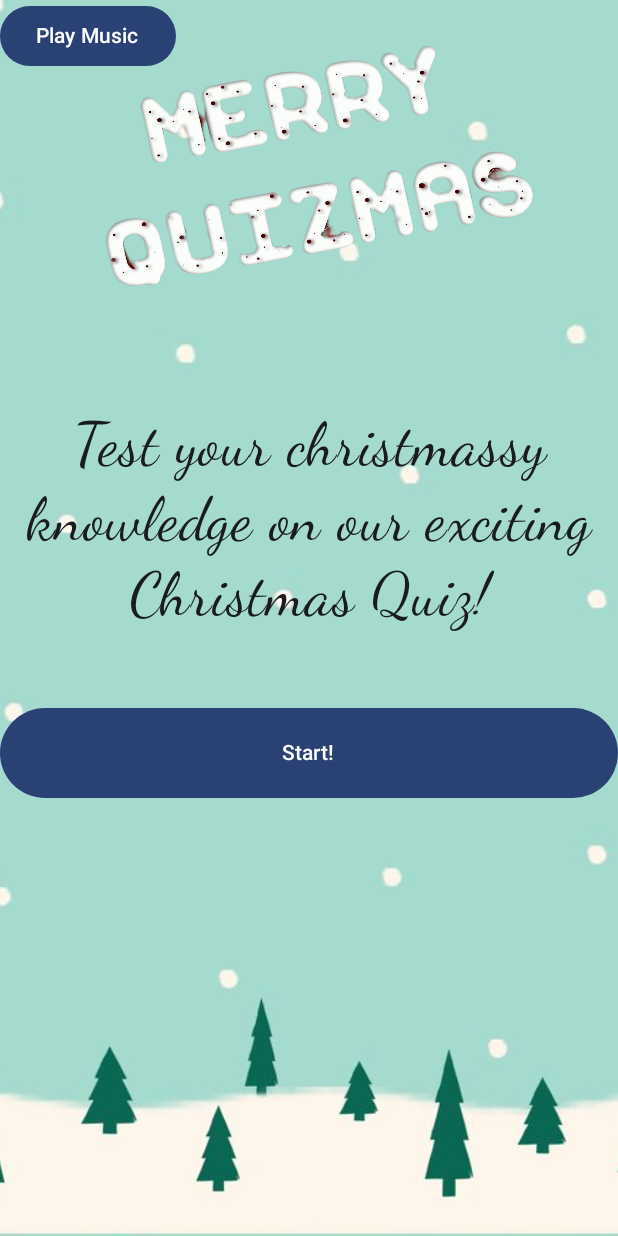
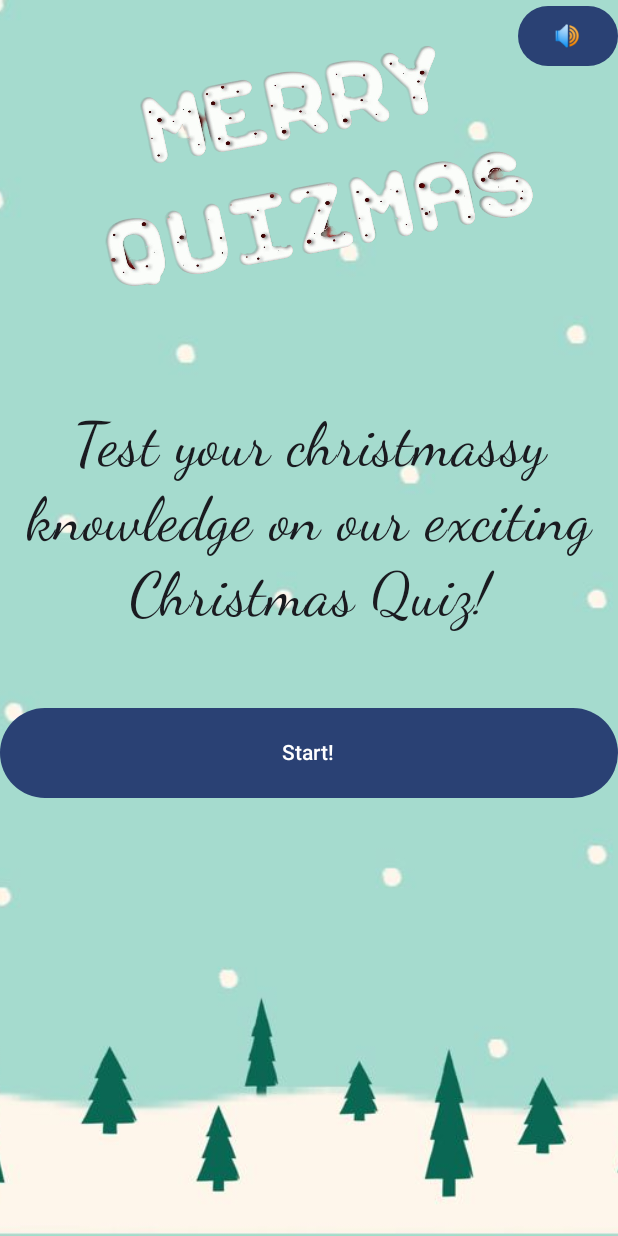
Before and after one commit to Catherine-Russell/MerryQuizmasMobileApp, an Android app built with Jetpack Compose: the screen it shows after launch (MainActivity), on a phone screen of 412 x 824 dp. Run offline under Robolectric (Android 15) with nearby library versions, the phone set to English and light mode, and no system bars.

Commit message:
change music button to be on right at top

```diff
--- a/app/src/main/java/com/example/quizproject/MainActivity.kt
+++ b/app/src/main/java/com/example/quizproject/MainActivity.kt
@@ -1,12 +1,11 @@
 package com.example.quizproject
 
-import android.media.AudioManager
 import android.media.MediaPlayer
 import android.os.Bundle
-import android.widget.Button
 import androidx.activity.ComponentActivity
 import androidx.activity.compose.setContent
 import androidx.compose.foundation.Image
+import androidx.compose.foundation.background
 import androidx.compose.foundation.layout.Box
 import androidx.compose.foundation.layout.fillMaxSize
 import androidx.compose.material3.Button
@@ -19,10 +18,11 @@ import androidx.compose.runtime.mutableIntStateOf
 import androidx.compose.runtime.mutableStateOf
 import androidx.compose.runtime.remember
 import androidx.compose.runtime.setValue
+import androidx.compose.ui.Alignment
 import androidx.compose.ui.Modifier
+import androidx.compose.ui.graphics.Color
 import androidx.compose.ui.layout.ContentScale
 import androidx.compose.ui.res.painterResource
-import androidx.compose.ui.tooling.preview.Preview
 import androidx.navigation.compose.NavHost
 import androidx.navigation.compose.composable
 import androidx.navigation.compose.rememberNavController
@@ -47,7 +47,6 @@ class MusicPlayer(private val mediaPlayer: MediaPlayer) {
 }
 
 class MainActivity : ComponentActivity() {
-    private lateinit var btnToggleMusic : Button
     var mediaPlayer : MediaPlayer? = null
     private lateinit var musicPlayer : MusicPlayer
 
@@ -82,10 +81,13 @@ fun App(musicPlayer: MusicPlayer) {
             contentScale = ContentScale.Crop
         )
 
-        Button(onClick = {
+        Button(
+            modifier = Modifier.background(color = Color.Transparent)
+                .align(Alignment.TopEnd),
+            onClick = {
             musicPlayer.toggleMusic()
         }) {
-            Text(text = if (musicPlayer.isMusicPlaying) "Pause Music" else "Play Music")
+            Text(text = if (musicPlayer.isMusicPlaying) "🔇" else "🔊")
         }
         val navController = rememberNavController()
         val startPageScreen = "START_PAGE"
```
